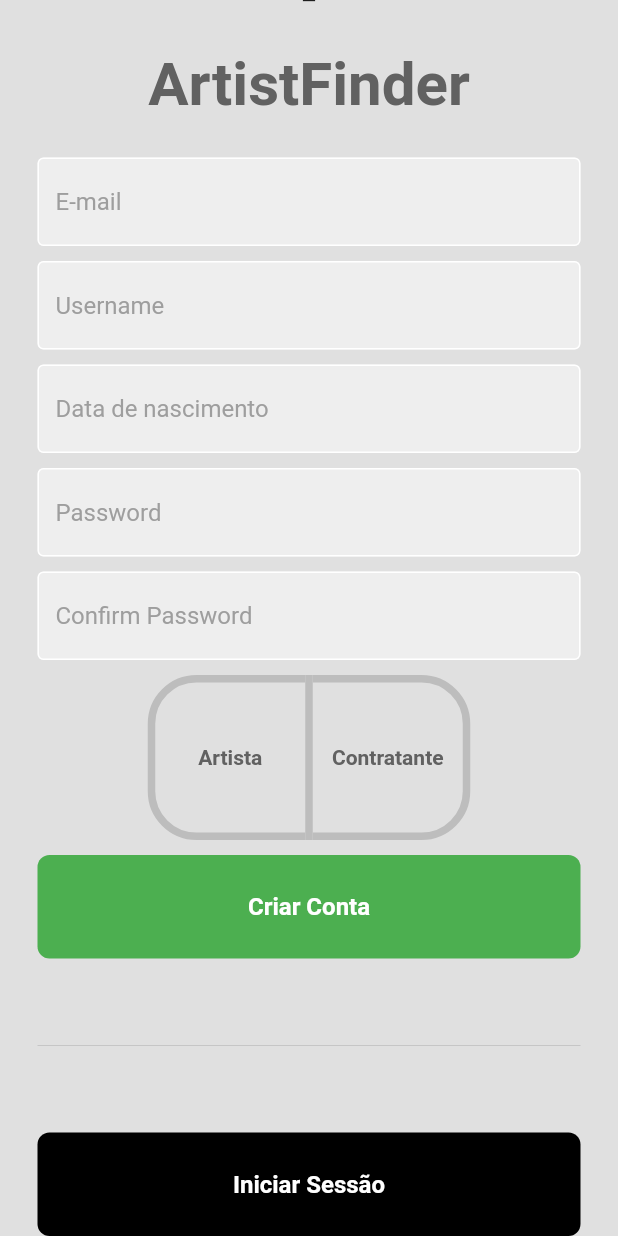
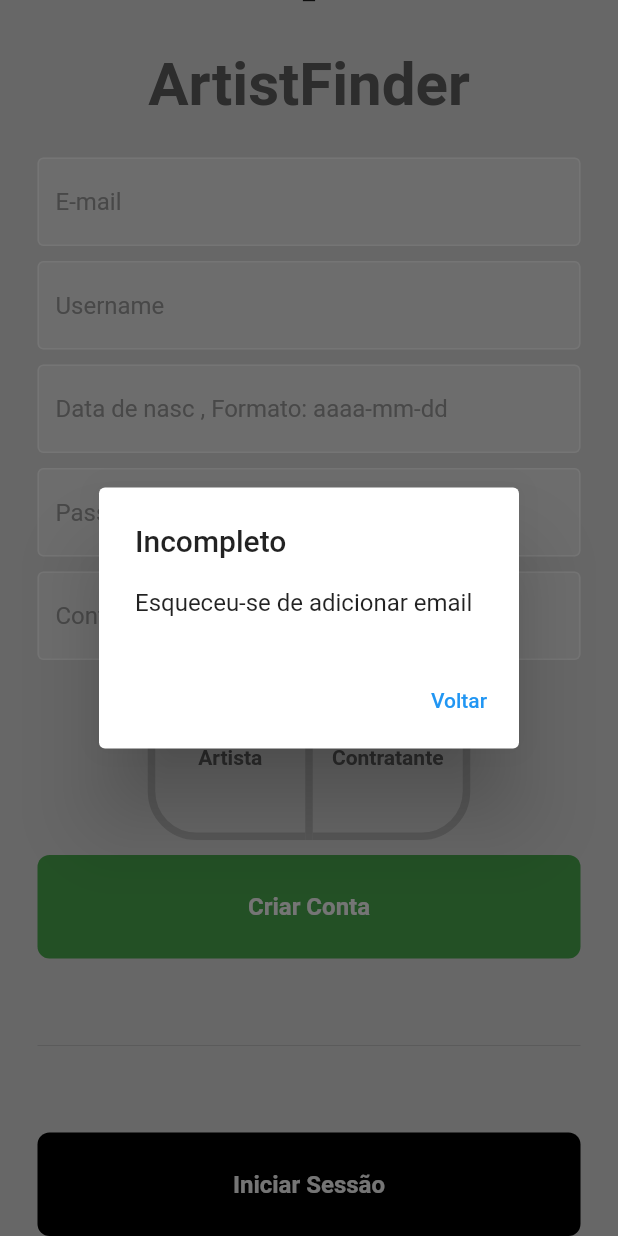
Before and after one commit to RafaelPBPinto/ArtistFinder, a Flutter app: the CreateAccountPage screen opened by its route, scrolled down 137 dp, after a tap on "Criar Conta", on a phone screen of 412 x 824 dp. Run offline on Flutter 3.47's test engine with Material 2 defaults, Android fonts, the phone set to English and light mode, and no system bars; our stand-ins replace string_validator; network calls fail.

Commit message:
Provide no errors in a creation of an account

```diff
--- a/artist_finder/lib/pages/create_account_page.dart
+++ b/artist_finder/lib/pages/create_account_page.dart
@@ -4,6 +4,7 @@ import 'package:artist_finder/components/my_textfield.dart';
 import 'package:artist_finder/components/my_button.dart';
 import 'package:artist_finder/models/User.dart';
 import 'package:artist_finder/components/url.dart';
+import 'package:string_validator/string_validator.dart';
 
 class CreateAccountPage extends StatefulWidget {
   @override
@@ -17,14 +18,55 @@ class _CreateAccountPageState extends State<CreateAccountPage> {
   final passwordController = TextEditingController();
   final confirmPassController = TextEditingController();
   final datanasController = TextEditingController();
-
+  String aux = '';
   List<bool> select = [false, false];
   User newuser = User(email: '', password: '', username: '', data_nasc: '');
   @override
   Widget build(BuildContext context) {
+    void showPopUp(String string) {
+      showDialog(
+          context: context,
+          builder: (BuildContext context) {
+            return AlertDialog(
+              title: const Text('Incompleto'),
+              content: SingleChildScrollView(
+                child: ListBody(
+                  children: <Widget>[
+                    Text('Esqueceu-se de adicionar $string'),
+                  ],
+                ),
+              ),
+              actions: <Widget>[
+                TextButton(
+                  child: const Text('Voltar'),
+                  onPressed: () {
+                    Navigator.of(context).pop();
+                  },
+                )
+              ],
+            );
+          });
+    }
+
     void createAccount() {
-      postUser(newuser);
-      fetchUsers();
+      if (newuser.email == '') {
+        showPopUp('email');
+      } else if (newuser.username == '') {
+        showPopUp('username');
+      } else if (newuser.data_nasc == '') {
+        showPopUp('data de nascimento');
+      } else if (newuser.password == '') {
+        showPopUp('password');
+      } else if (newuser.password != aux) {
+        showPopUp('palavras passes iguais');
+      } else if (!select[0] && !select[1]) {
+        showPopUp('o tipo de utilizador');
+      } else if (!isDate(newuser.data_nasc)) {
+        showPopUp('formato de data de nascimento correta');
+      } else {
+        postUser(newuser);
+        fetchUsers();
+      }
     }
 
     void loginButton() {
@@ -85,7 +127,7 @@ class _CreateAccountPageState extends State<CreateAccountPage> {
 
               MyTextField(
                 controller: datanasController,
-                hintText: 'Data de nascimento',
+                hintText: 'Data de nasc , Formato: aaaa-mm-dd',
                 obscureText: false,
                 onChanged: (valiue) {
                   newuser.data_nasc = valiue;
@@ -99,7 +141,9 @@ class _CreateAccountPageState extends State<CreateAccountPage> {
                 controller: confirmPassController,
                 hintText: 'Password',
                 obscureText: true,
-                onChanged: (valiue) => null,
+                onChanged: (valiue) {
+                  aux = valiue;
+                },
               ),
 
               const SizedBox(height: 10),
--- a/artist_finder/pubspec.yaml
+++ b/artist_finder/pubspec.yaml
@@ -36,6 +36,8 @@ dependencies:
   # Use with the CupertinoIcons class for iOS style icons.
   cupertino_icons: ^1.0.2
   http: any
+  string_validator: any
+
 dev_dependencies:
   flutter_test:
     sdk: flutter
```
Also changed, not shown: artist_finder/pubspec.lock.
